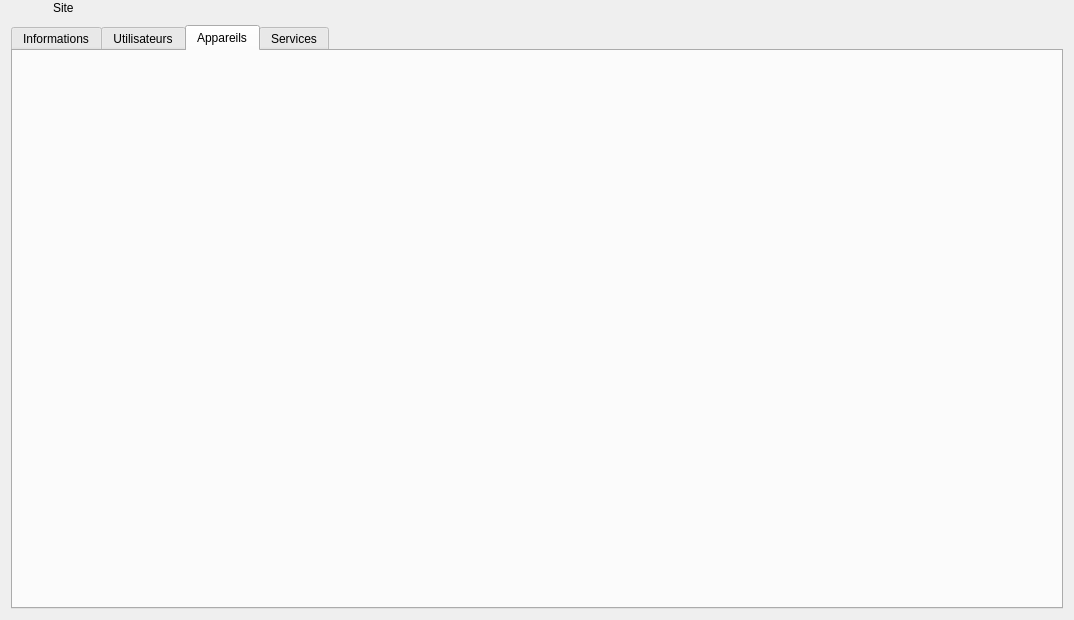
First picture: the form in client/src/editors/SiteWidget.ui, repository introlab/openteraplus, before the edit.
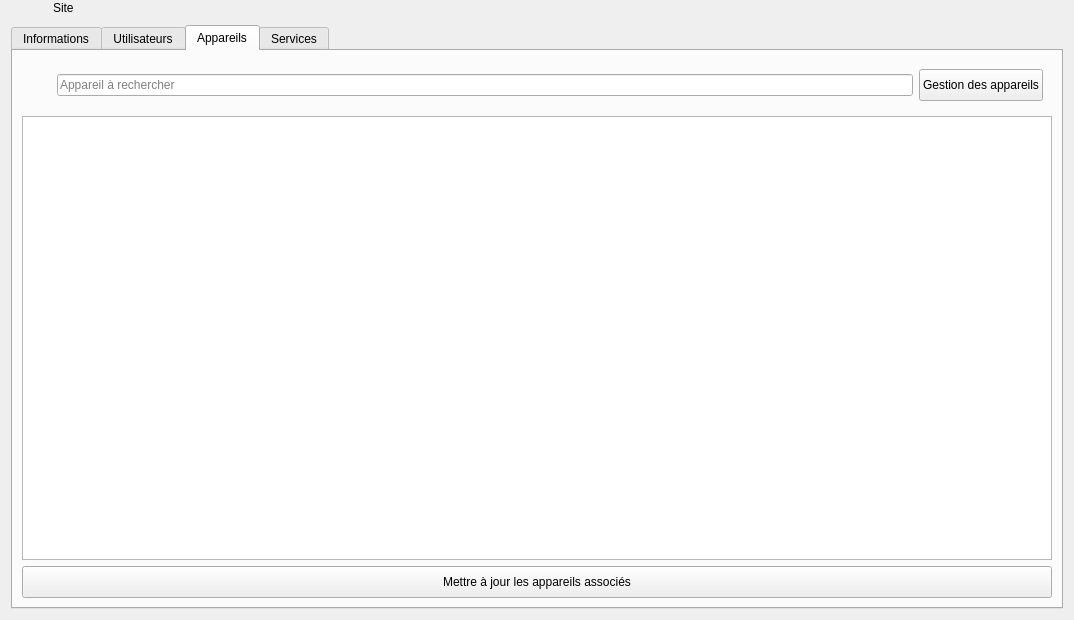
Second picture: the form after the edit. The open tabs and pages were chosen to show the change. Icons and pictures are not drawn. Custom widgets are drawn as their Qt base class.

Commit message: Refs #62. Added implementation of Device-Site management

```diff
--- a/client/src/editors/SiteWidget.ui
+++ b/client/src/editors/SiteWidget.ui
@@ -855,23 +855,123 @@
       </attribute>
       <layout class="QVBoxLayout" name="verticalLayout_2">
        <item>
-        <widget class="QWidget" name="wdgDevices" native="true">
-         <layout class="QVBoxLayout" name="verticalLayout_11">
-          <property name="leftMargin">
-           <number>0</number>
-          </property>
-          <property name="topMargin">
-           <number>0</number>
-          </property>
-          <property name="rightMargin">
-           <number>0</number>
-          </property>
-          <property name="bottomMargin">
-           <number>0</number>
-          </property>
+        <widget class="QFrame" name="frameSearchDevices">
+         <layout class="QHBoxLayout" name="horizontalLayout_5">
+          <item>
+           <widget class="QLabel" name="lblSearchDevices">
+            <property name="sizePolicy">
+             <sizepolicy hsizetype="Fixed" vsizetype="Fixed">
+              <horstretch>0</horstretch>
+              <verstretch>0</verstretch>
+             </sizepolicy>
+            </property>
+            <property name="minimumSize">
+             <size>
+              <width>20</width>
+              <height>20</height>
+             </size>
+            </property>
+            <property name="maximumSize">
+             <size>
+              <width>20</width>
+              <height>20</height>
+             </size>
+            </property>
+            <property name="text">
+             <string/>
+            </property>
+            <property name="pixmap">
+             <pixmap resource="../../resources/TeraClient.qrc">:/icons/search.png</pixmap>
+            </property>
+            <property name="scaledContents">
+             <bool>true</bool>
+            </property>
+           </widget>
+          </item>
+          <item>
+           <widget class="QLineEdit" name="txtSearchDevices">
+            <property name="placeholderText">
+             <string>Appareil à rechercher</string>
+            </property>
+            <property name="clearButtonEnabled">
+             <bool>true</bool>
+            </property>
+           </widget>
+          </item>
+          <item>
+           <widget class="QPushButton" name="btnEditDevices">
+            <property name="minimumSize">
+             <size>
+              <width>0</width>
+              <height>32</height>
+             </size>
+            </property>
+            <property name="cursor">
+             <cursorShape>PointingHandCursor</cursorShape>
+            </property>
+            <property name="text">
+             <string>Gestion des appareils</string>
+            </property>
+            <property name="icon">
+             <iconset resource="../../resources/TeraClient.qrc">
+              <normaloff>:/icons/device.png</normaloff>:/icons/device.png</iconset>
+            </property>
+            <property name="iconSize">
+             <size>
+              <width>24</width>
+              <height>24</height>
+             </size>
+            </property>
+           </widget>
+          </item>
          </layout>
         </widget>
        </item>
+       <item>
+        <widget class="QListWidget" name="lstDevices">
+         <property name="editTriggers">
+          <set>QAbstractItemView::NoEditTriggers</set>
+         </property>
+         <property name="showDropIndicator" stdset="0">
+          <bool>false</bool>
+         </property>
+         <property name="dragDropOverwriteMode">
+          <bool>false</bool>
+         </property>
+         <property name="selectionMode">
+          <enum>QAbstractItemView::NoSelection</enum>
+         </property>
+         <property name="selectionBehavior">
+          <enum>QAbstractItemView::SelectRows</enum>
+         </property>
+        </widget>
+       </item>
+       <item>
+        <widget class="QPushButton" name="btnUpdateDevices">
+         <property name="minimumSize">
+          <size>
+           <width>0</width>
+           <height>32</height>
+          </size>
+         </property>
+         <property name="cursor">
+          <cursorShape>PointingHandCursor</cursorShape>
+         </property>
+         <property name="text">
+          <string>Mettre à jour les appareils associés</string>
+         </property>
+         <property name="icon">
+          <iconset resource="../../resources/TeraClient.qrc">
+           <normaloff>:/icons/device_online.png</normaloff>:/icons/device_online.png</iconset>
+         </property>
+         <property name="iconSize">
+          <size>
+           <width>24</width>
+           <height>24</height>
+          </size>
+         </property>
+        </widget>
+       </item>
       </layout>
      </widget>
      <widget class="QWidget" name="tabServices">
```
Left out of the diff: 4 changed lines with no effect on the pictures. The commit also changes 23 other files.
